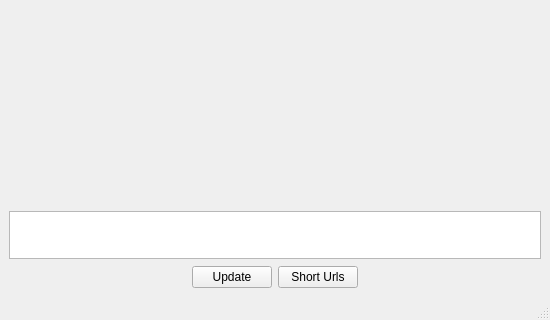
Before: the Qt Designer form forms/mainwindowform.ui in minimoog/qtwitdget, drawn with Qt 5; both pictures show x 0 to 550 and y 480 to 800 of the 550 by 800 pixel window.
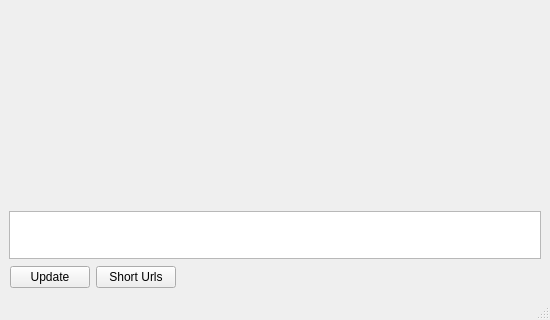
After: the same form once the commit is applied. Custom widgets are drawn as their Qt base class.

Commit message: Update button and short url button moved to the left.

The edit to the form file:
```diff
--- a/forms/mainwindowform.ui
+++ b/forms/mainwindowform.ui
@@ -60,19 +60,6 @@
       <property name="margin">
        <number>1</number>
       </property>
-      <item>
-       <spacer name="horizontalSpacer_3">
-        <property name="orientation">
-         <enum>Qt::Horizontal</enum>
-        </property>
-        <property name="sizeHint" stdset="0">
-         <size>
-          <width>40</width>
-          <height>20</height>
-         </size>
-        </property>
-       </spacer>
-      </item>
       <item>
        <widget class="QPushButton" name="updateButton">
         <property name="text">
```
